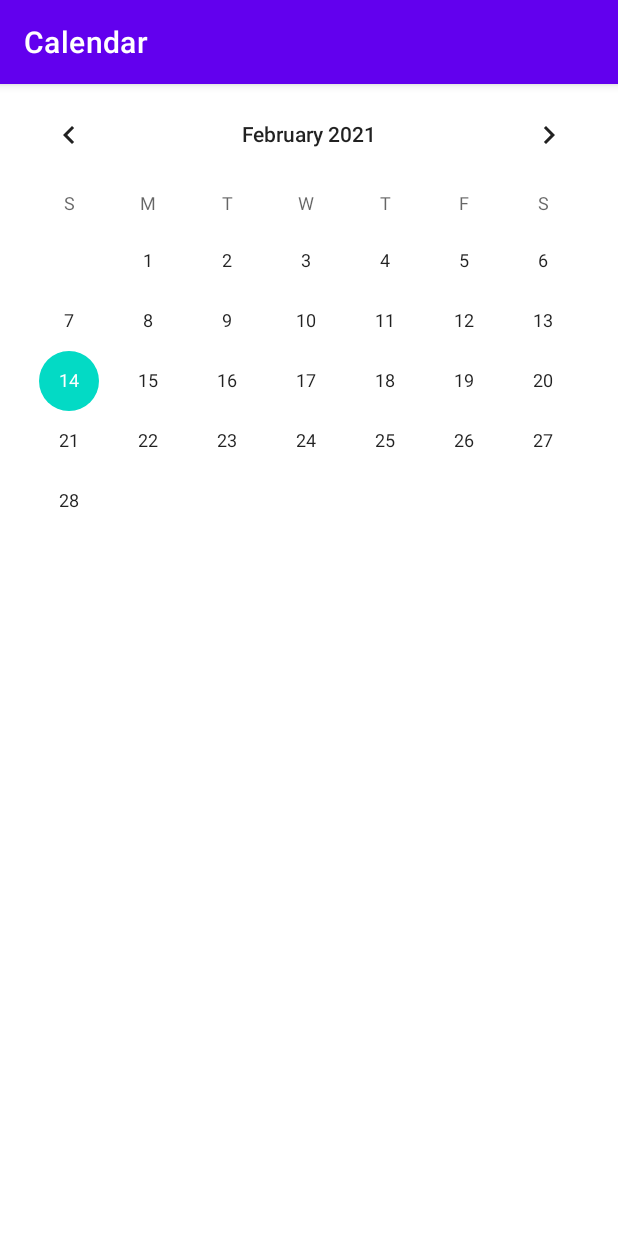
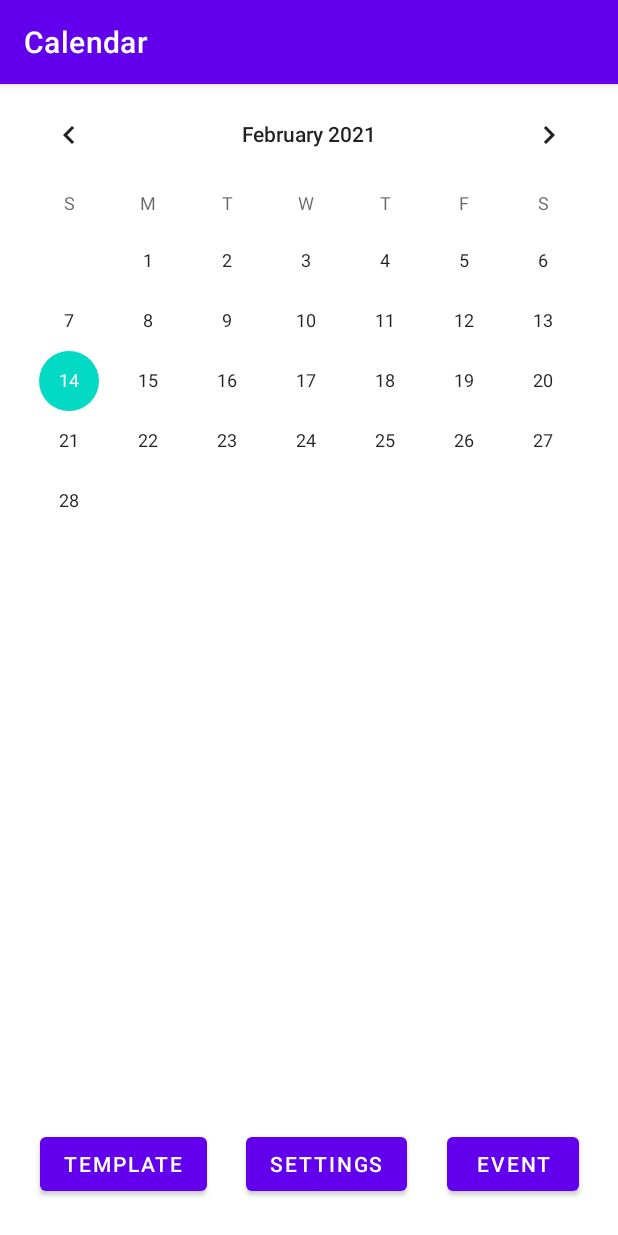
Before and after one commit to WilliamBayliss/CalendarApp, an Android app: the screen it shows after launch (MainActivity), on a phone screen of 412 x 824 dp. Run offline under Robolectric (Android 15) with nearby library versions, the phone set to English and light mode, and no system bars.

Commit message:
added event, template, settings buttons to MainActivity

```diff
--- a/app/src/main/java/com/williambayliss/calendar/MainActivity.java
+++ b/app/src/main/java/com/williambayliss/calendar/MainActivity.java
@@ -3,14 +3,21 @@ package com.williambayliss.calendar;
 import androidx.appcompat.app.AppCompatActivity;
 
 import android.os.Bundle;
+import android.widget.Button;
 import android.widget.CalendarView;
 
 public class MainActivity extends AppCompatActivity {
     CalendarView calendarView;
+    Button newEventButton;
+    Button newTemplateButton;
+    Button settingsButton;
     @Override
     protected void onCreate(Bundle savedInstanceState) {
         super.onCreate(savedInstanceState);
         setContentView(R.layout.activity_main);
-        calendarView = findViewById(R.id.calendar_view);
+        calendarView = findViewById(R.id.calendarView);
+        newEventButton = findViewById(R.id.newEventButton);
+        newTemplateButton = findViewById(R.id.newTemplateButton);
+        settingsButton = findViewById(R.id.settingsButton);
     }
 }
--- a/app/src/main/res/layout/activity_main.xml
+++ b/app/src/main/res/layout/activity_main.xml
@@ -1,5 +1,5 @@
 <?xml version="1.0" encoding="utf-8"?>
-<androidx.coordinatorlayout.widget.CoordinatorLayout xmlns:android="http://schemas.android.com/apk/res/android"
+<androidx.constraintlayout.widget.ConstraintLayout xmlns:android="http://schemas.android.com/apk/res/android"
     xmlns:app="http://schemas.android.com/apk/res-auto"
     xmlns:tools="http://schemas.android.com/tools"
     android:layout_width="match_parent"
@@ -7,10 +7,43 @@
     tools:context=".MainActivity">
 
     <CalendarView
-        android:id="@+id/calendar_view"
+        android:id="@+id/calendarView"
         android:layout_width="match_parent"
         android:layout_height="match_parent"
-        tools:layout_editor_absoluteX="0dp"
-        tools:layout_editor_absoluteY="16dp" />
+        tools:layout_editor_absoluteX="-61dp"
+        tools:layout_editor_absoluteY="90dp" />
 
-</androidx.coordinatorlayout.widget.CoordinatorLayout>
+    <Button
+        android:id="@+id/settingsButton"
+        android:layout_width="wrap_content"
+        android:layout_height="wrap_content"
+        android:layout_marginBottom="24dp"
+        android:text="Settings"
+        app:layout_constraintBottom_toBottomOf="parent"
+        app:layout_constraintEnd_toStartOf="@+id/newEventButton"
+        app:layout_constraintHorizontal_bias="0.5"
+        app:layout_constraintStart_toEndOf="@+id/newTemplateButton" />
+
+    <Button
+        android:id="@+id/newEventButton"
+        android:layout_width="wrap_content"
+        android:layout_height="wrap_content"
+        android:text="Event"
+        app:layout_constraintBaseline_toBaselineOf="@+id/settingsButton"
+        app:layout_constraintEnd_toEndOf="parent"
+        app:layout_constraintHorizontal_bias="0.5"
+        app:layout_constraintStart_toEndOf="@+id/settingsButton" />
+
+    <Button
+        android:id="@+id/newTemplateButton"
+        android:layout_width="wrap_content"
+        android:layout_height="wrap_content"
+        android:text="Template"
+        app:layout_constraintBottom_toBottomOf="parent"
+        app:layout_constraintEnd_toStartOf="@+id/settingsButton"
+        app:layout_constraintHorizontal_bias="0.5"
+        app:layout_constraintHorizontal_chainStyle="spread"
+        app:layout_constraintStart_toStartOf="parent"
+        app:layout_constraintTop_toTopOf="@+id/settingsButton"
+        app:layout_constraintVertical_bias="0.0" />
+</androidx.constraintlayout.widget.ConstraintLayout>
```
